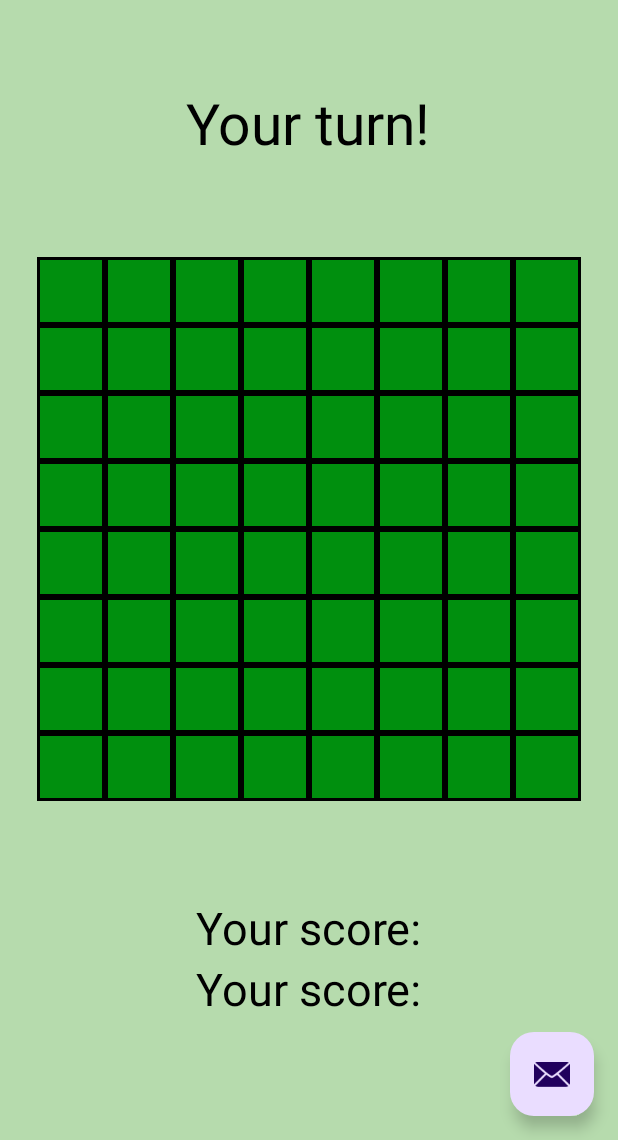
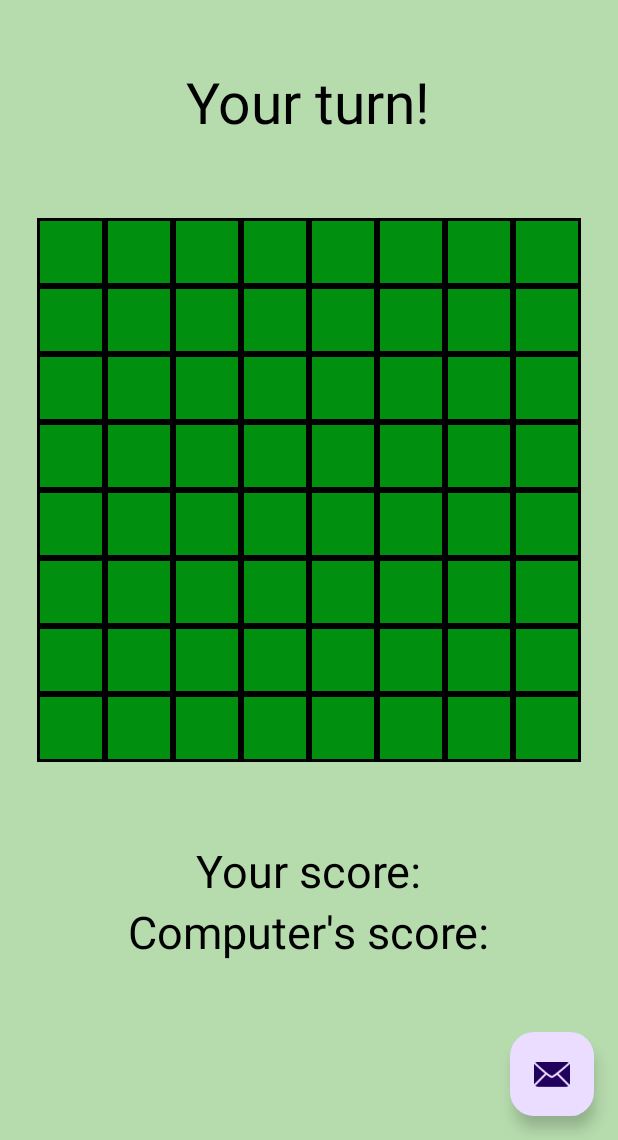
Before and after one commit to Aaron-Halpern/OthelloApp, an Android app: the screen it shows after launch (MainActivity), on a phone screen of 412 x 824 dp, the part 96-1236 px from its top. Run offline under Robolectric (Android 15) with nearby library versions, the phone set to English and light mode, and no system bars.

Commit message:
Small fixes

```diff
--- a/app/src/main/res/layout/activity_main.xml
+++ b/app/src/main/res/layout/activity_main.xml
@@ -5,7 +5,8 @@
     android:layout_width="match_parent"
     android:layout_height="match_parent"
     android:fitsSystemWindows="true"
-    tools:context=".MainActivity">
+    tools:context=".MainActivity"
+    android:background="#B6DBAD">
 
     <com.google.android.material.appbar.AppBarLayout
         android:layout_width="match_parent"
--- a/app/src/main/res/layout/content_main.xml
+++ b/app/src/main/res/layout/content_main.xml
@@ -4,8 +4,7 @@
     xmlns:tools="http://schemas.android.com/tools"
     android:layout_width="match_parent"
     android:layout_height="match_parent"
-    app:layout_behavior="@string/appbar_scrolling_view_behavior"
-    android:background="#B6DBAD">
+    app:layout_behavior="@string/appbar_scrolling_view_behavior">
 
     <include layout="@layout/main_include_all_content_items" />
 
--- a/app/src/main/res/values/dimens.xml
+++ b/app/src/main/res/values/dimens.xml
@@ -1,7 +1,7 @@
 <resources>
     <dimen name="fab_margin">16dp</dimen>
-    <dimen name="layout_upper_margin">56dp</dimen>
-    <dimen name="layout_margin">32dp</dimen>
+    <dimen name="layout_upper_margin">42dp</dimen>
+    <dimen name="layout_margin">26dp</dimen>
     <dimen name="turn_text_size">38sp</dimen>
     <dimen name="score_text_size">30sp</dimen>
 </resources>
--- a/app/src/main/res/values/strings.xml
+++ b/app/src/main/res/values/strings.xml
@@ -6,5 +6,5 @@
     <string name="comp_turn">Computer\'s turn!</string>
 
     <string name="your_score">Your score: </string>
-    <string name="comp_score">Your score: </string>
+    <string name="comp_score">Computer\'s score: </string>
 </resources>
```
